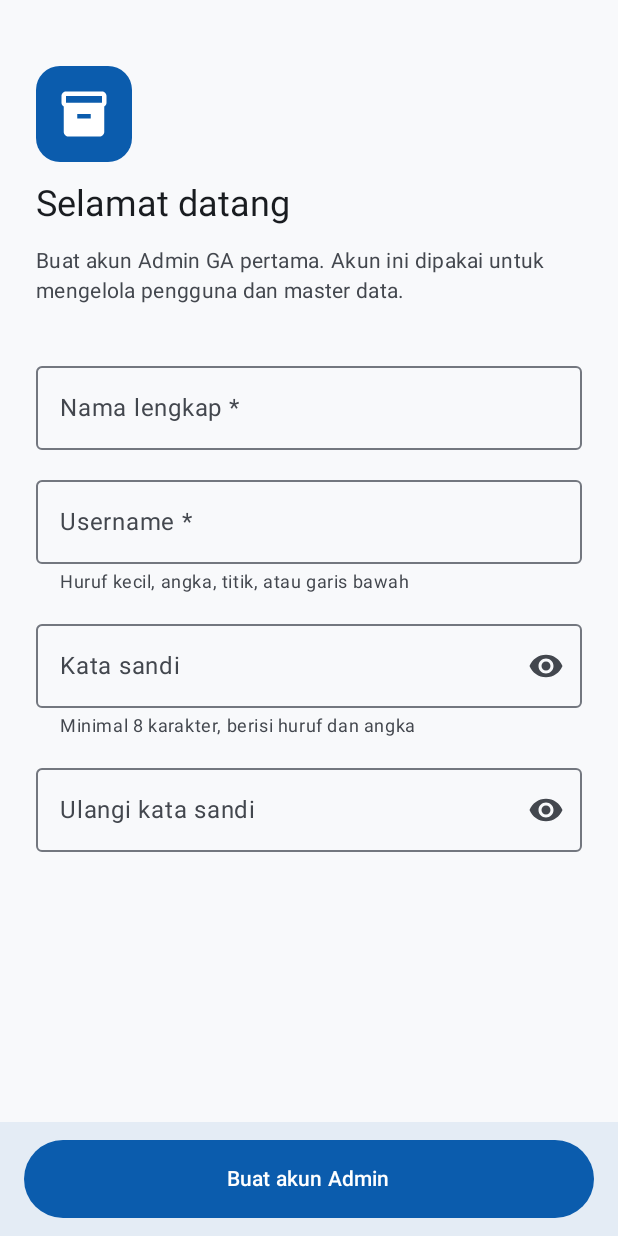
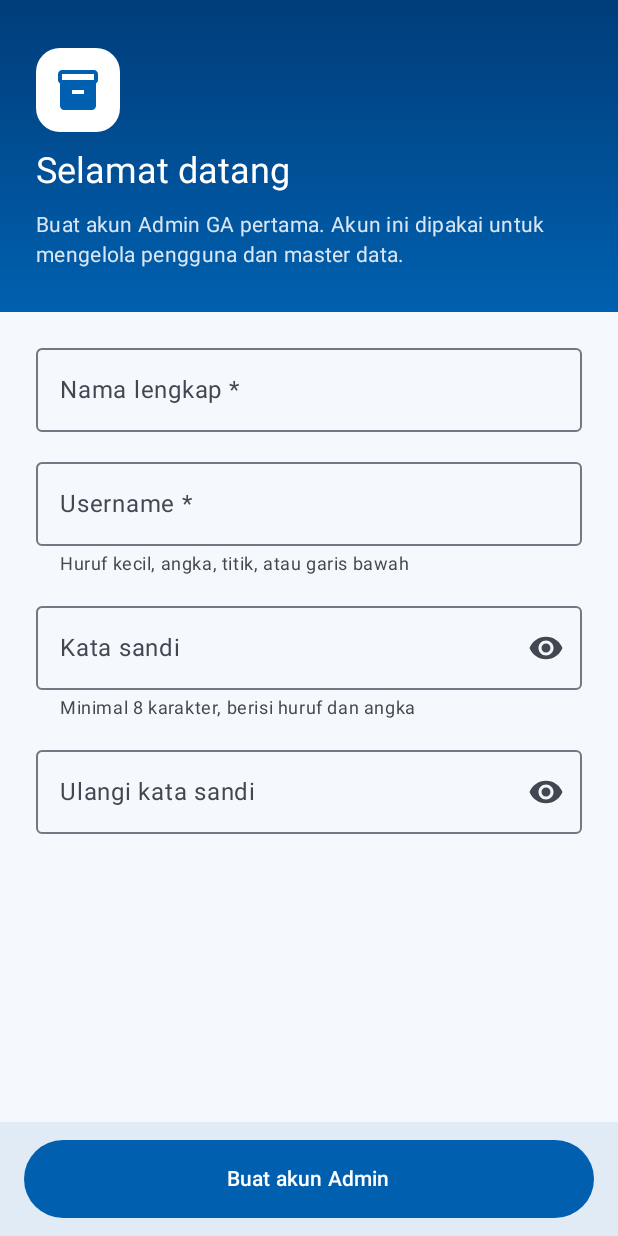
Before and after one commit to Santoo-Bot/Asset-Management, an Android app built with Jetpack Compose: the screen it shows after launch (MainActivity), on a phone screen of 412 x 824 dp. Run offline under Robolectric (Android 15) with nearby library versions, the phone set to English and light mode, and no system bars; our stand-ins replace Dagger/Hilt's generated code, Room's generated code, paging.

Commit message:
Tema bernuansa BCA Life: biru BCA, header biru, ikon launcher
- Palet terang/gelap berbasis biru BCA (#0060AF) dengan navy & biru muda
- TopAppBar biru dengan ikon status bar putih di tema terang
- Header gradasi biru di layar Setup Admin & Login

Co-Authored-By: Claude Opus 5.5 <noreply@anthropic.com>
Claude-Session: https://claude.ai/code/session_01NNiRtm891qgYLC8z4Ge1Wm

```diff
--- a/app/src/main/java/id/perusahaan/asetga/ui/components/Components.kt
+++ b/app/src/main/java/id/perusahaan/asetga/ui/components/Components.kt
@@ -28,6 +28,9 @@ import androidx.compose.material3.OutlinedTextField
 import androidx.compose.material3.Surface
 import androidx.compose.material3.Text
 import androidx.compose.material3.TopAppBar
+import androidx.compose.material3.TopAppBarDefaults
+import id.perusahaan.asetga.ui.theme.AppTheme
+import id.perusahaan.asetga.ui.theme.LightStatusBarIcons
 import androidx.compose.runtime.Composable
 import androidx.compose.runtime.getValue
 import androidx.compose.runtime.mutableStateOf
@@ -51,7 +54,20 @@ fun AppTopBar(
     onBack: (() -> Unit)? = null,
     actions: @Composable () -> Unit = {},
 ) {
+    // Header biru khas BCA di tema terang; di tema gelap memakai permukaan gelap agar tidak menyilaukan.
+    val dark = AppTheme.isDark
+    if (!dark) LightStatusBarIcons()
     TopAppBar(
+        colors = if (dark) {
+            TopAppBarDefaults.topAppBarColors()
+        } else {
+            TopAppBarDefaults.topAppBarColors(
+                containerColor = MaterialTheme.colorScheme.primary,
+                titleContentColor = MaterialTheme.colorScheme.onPrimary,
+                navigationIconContentColor = MaterialTheme.colorScheme.onPrimary,
+                actionIconContentColor = MaterialTheme.colorScheme.onPrimary,
+            )
+        },
         title = { Text(title, maxLines = 1) },
         navigationIcon = {
             if (onBack != null) {
--- a/app/src/main/java/id/perusahaan/asetga/ui/feature/auth/AuthScreens.kt
+++ b/app/src/main/java/id/perusahaan/asetga/ui/feature/auth/AuthScreens.kt
@@ -5,6 +5,7 @@ import androidx.compose.foundation.layout.Arrangement
 import androidx.compose.foundation.layout.Box
 import androidx.compose.foundation.layout.Column
 import androidx.compose.foundation.layout.Spacer
+import androidx.compose.foundation.layout.WindowInsets
 import androidx.compose.foundation.layout.fillMaxSize
 import androidx.compose.foundation.layout.fillMaxWidth
 import androidx.compose.foundation.layout.height
@@ -33,6 +34,8 @@ import androidx.compose.runtime.saveable.rememberSaveable
 import androidx.compose.runtime.setValue
 import androidx.compose.ui.Alignment
 import androidx.compose.ui.Modifier
+import androidx.compose.ui.graphics.Brush
+import androidx.compose.ui.graphics.Color
 import androidx.compose.ui.platform.LocalContext
 import androidx.compose.ui.text.input.ImeAction
 import androidx.compose.ui.text.input.KeyboardType
@@ -48,6 +51,9 @@ import id.perusahaan.asetga.domain.security.CredentialRules.FIELD_USERNAME
 import id.perusahaan.asetga.ui.components.BottomActionBar
 import id.perusahaan.asetga.ui.components.FormTextField
 import id.perusahaan.asetga.ui.components.PasswordField
+import id.perusahaan.asetga.ui.theme.AppTheme
+import id.perusahaan.asetga.ui.theme.BrandColors
+import id.perusahaan.asetga.ui.theme.LightStatusBarIcons
 
 @Composable
 private fun AuthLayout(
@@ -59,33 +65,51 @@ private fun AuthLayout(
     message: String?,
     content: @Composable () -> Unit,
 ) {
-    Scaffold(bottomBar = { BottomActionBar(actionText, onAction, loading = loading, modifier = Modifier.imePadding()) }) { padding ->
+    Scaffold(
+        // Header biru menempati area status bar; inset diatur sendiri oleh BrandHeader & BottomActionBar.
+        contentWindowInsets = WindowInsets(0, 0, 0, 0),
+        bottomBar = { BottomActionBar(actionText, onAction, loading = loading, modifier = Modifier.imePadding()) },
+    ) { padding ->
         Column(
             Modifier
                 .fillMaxSize()
                 .padding(padding)
-                .statusBarsPadding()
-                .verticalScroll(rememberScrollState())
-                .padding(horizontal = 24.dp),
-            verticalArrangement = Arrangement.spacedBy(12.dp),
+                .verticalScroll(rememberScrollState()),
         ) {
-            Spacer(Modifier.height(32.dp))
-            Box(
-                Modifier.size(64.dp).background(MaterialTheme.colorScheme.primary, MaterialTheme.shapes.large),
-                contentAlignment = Alignment.Center,
-            ) {
-                Icon(Icons.Filled.Inventory2, contentDescription = null, tint = MaterialTheme.colorScheme.onPrimary, modifier = Modifier.size(36.dp))
+            BrandHeader(title = title, subtitle = subtitle)
+            Column(Modifier.padding(horizontal = 24.dp), verticalArrangement = Arrangement.spacedBy(12.dp)) {
+                content()
+                if (message != null) {
+                    Text(message, color = MaterialTheme.colorScheme.error, style = MaterialTheme.typography.bodyMedium)
+                }
+                Spacer(Modifier.height(24.dp))
             }
-            Text(title, style = MaterialTheme.typography.headlineSmall)
-            Text(subtitle, style = MaterialTheme.typography.bodyMedium, color = MaterialTheme.colorScheme.onSurfaceVariant)
-            Spacer(Modifier.height(8.dp))
-            content()
-            if (message != null) {
-                Text(message, color = MaterialTheme.colorScheme.error, style = MaterialTheme.typography.bodyMedium)
-            }
-            Spacer(Modifier.height(24.dp))
         }
     }
+}
+
+/** Panel biru bergradasi di bagian atas layar masuk. */
+@Composable
+private fun BrandHeader(title: String, subtitle: String) {
+    if (!AppTheme.isDark) LightStatusBarIcons()
+    Column(
+        Modifier
+            .fillMaxWidth()
+            .background(Brush.verticalGradient(listOf(BrandColors.BcaNavy, BrandColors.BcaBlue)))
+            .statusBarsPadding()
+            .padding(start = 24.dp, end = 24.dp, top = 32.dp, bottom = 28.dp),
+        verticalArrangement = Arrangement.spacedBy(10.dp),
+    ) {
+        Box(
+            Modifier.size(56.dp).background(Color.White, MaterialTheme.shapes.large),
+            contentAlignment = Alignment.Center,
+        ) {
+            Icon(Icons.Filled.Inventory2, contentDescription = null, tint = BrandColors.BcaBlue, modifier = Modifier.size(32.dp))
+        }
+        Text(title, style = MaterialTheme.typography.headlineSmall, color = Color.White)
+        Text(subtitle, style = MaterialTheme.typography.bodyMedium, color = Color.White.copy(alpha = 0.85f))
+    }
+    Spacer(Modifier.height(16.dp))
 }
 
 @Composable
--- /dev/null
+++ b/app/src/main/java/id/perusahaan/asetga/ui/theme/SystemBars.kt
@@ -0,0 +1,35 @@
+package id.perusahaan.asetga.ui.theme
+
+import android.app.Activity
+import android.content.Context
+import android.content.ContextWrapper
+import androidx.compose.runtime.Composable
+import androidx.compose.runtime.DisposableEffect
+import androidx.compose.ui.platform.LocalView
+import androidx.core.view.WindowCompat
+
+private fun Context.findActivity(): Activity? {
+    var ctx: Context? = this
+    while (ctx is ContextWrapper) {
+        if (ctx is Activity) return ctx
+        ctx = ctx.baseContext
+    }
+    return null
+}
+
+/**
+ * Ikon status bar putih selama composable ini tampil (dipakai di atas header biru),
+ * lalu dikembalikan sesuai tema saat layar ditinggalkan.
+ */
+@Composable
+fun LightStatusBarIcons() {
+    val view = LocalView.current
+    val isDark = AppTheme.isDark
+    if (view.isInEditMode) return
+    DisposableEffect(view, isDark) {
+        val window = view.context.findActivity()?.window
+        val controller = window?.let { WindowCompat.getInsetsController(it, view) }
+        controller?.isAppearanceLightStatusBars = false
+        onDispose { controller?.isAppearanceLightStatusBars = !isDark }
+    }
+}
--- a/app/src/main/java/id/perusahaan/asetga/ui/theme/Theme.kt
+++ b/app/src/main/java/id/perusahaan/asetga/ui/theme/Theme.kt
@@ -13,66 +13,73 @@ import androidx.compose.ui.graphics.Color
 import androidx.compose.ui.unit.dp
 import id.perusahaan.asetga.domain.model.ThemeMode
 
+// Palet bernuansa BCA Life: biru BCA sebagai warna utama, navy & biru muda sebagai pendukung.
+object BrandColors {
+    val BcaBlue = Color(0xFF0060AF)
+    val BcaNavy = Color(0xFF003D7A)
+    val BcaSky = Color(0xFF00A0DF)
+}
+
 private val LightColors = lightColorScheme(
-    primary = Color(0xFF0B5CAD),
+    primary = BrandColors.BcaBlue,
     onPrimary = Color.White,
-    primaryContainer = Color(0xFFD5E3FF),
-    onPrimaryContainer = Color(0xFF001B3C),
-    secondary = Color(0xFF4F5F75),
+    primaryContainer = Color(0xFFD7E5FF),
+    onPrimaryContainer = Color(0xFF001A41),
+    secondary = Color(0xFF3D5A80),
     onSecondary = Color.White,
-    secondaryContainer = Color(0xFFD3E4FD),
-    onSecondaryContainer = Color(0xFF0B1C2E),
-    tertiary = Color(0xFF006B5E),
+    secondaryContainer = Color(0xFFDCE7F8),
+    onSecondaryContainer = Color(0xFF0D1E36),
+    tertiary = Color(0xFF00729F),
     onTertiary = Color.White,
-    tertiaryContainer = Color(0xFF9EF2E0),
-    onTertiaryContainer = Color(0xFF00201B),
+    tertiaryContainer = Color(0xFFCDEBFA),
+    onTertiaryContainer = Color(0xFF001E2C),
     error = Color(0xFFBA1A1A),
     errorContainer = Color(0xFFFFDAD6),
     onErrorContainer = Color(0xFF410002),
-    background = Color(0xFFF8F9FB),
-    onBackground = Color(0xFF191C20),
-    surface = Color(0xFFF8F9FB),
-    onSurface = Color(0xFF191C20),
-    surfaceVariant = Color(0xFFDFE2EB),
-    onSurfaceVariant = Color(0xFF43474E),
+    background = Color(0xFFF5F8FC),
+    onBackground = Color(0xFF181C22),
+    surface = Color(0xFFF5F8FC),
+    onSurface = Color(0xFF181C22),
+    surfaceVariant = Color(0xFFDDE3EE),
+    onSurfaceVariant = Color(0xFF424852),
     surfaceContainerLowest = Color.White,
-    surfaceContainerLow = Color(0xFFF2F3F7),
-    surfaceContainer = Color(0xFFECEEF2),
-    surfaceContainerHigh = Color(0xFFE6E8EC),
-    surfaceContainerHighest = Color(0xFFE0E2E7),
-    outline = Color(0xFF73777F),
-    outlineVariant = Color(0xFFC3C6CF),
+    surfaceContainerLow = Color(0xFFEFF3F9),
+    surfaceContainer = Color(0xFFE9EEF6),
+    surfaceContainerHigh = Color(0xFFE3E9F2),
+    surfaceContainerHighest = Color(0xFFDDE4EE),
+    outline = Color(0xFF727884),
+    outlineVariant = Color(0xFFC2C8D3),
 )
 
 private val DarkColors = darkColorScheme(
-    primary = Color(0xFFA7C8FF),
-    onPrimary = Color(0xFF003061),
-    primaryContainer = Color(0xFF004689),
-    onPrimaryContainer = Color(0xFFD5E3FF),
-    secondary = Color(0xFFB7C8E1),
-    onSecondary = Color(0xFF213245),
-    secondaryContainer = Color(0xFF37485C),
-    onSecondaryContainer = Color(0xFFD3E4FD),
-    tertiary = Color(0xFF82D5C4),
-    onTertiary = Color(0xFF003730),
-    tertiaryContainer = Color(0xFF005047),
-    onTertiaryContainer = Color(0xFF9EF2E0),
+    primary = Color(0xFFA9C8FF),
+    onPrimary = Color(0xFF002F65),
+    primaryContainer = Color(0xFF00468E),
+    onPrimaryContainer = Color(0xFFD7E5FF),
+    secondary = Color(0xFFB9C8E4),
+    onSecondary = Color(0xFF23324B),
+    secondaryContainer = Color(0xFF394A66),
+    onSecondaryContainer = Color(0xFFDCE7F8),
+    tertiary = Color(0xFF86D1F5),
+    onTertiary = Color(0xFF003549),
+    tertiaryContainer = Color(0xFF004D69),
+    onTertiaryContainer = Color(0xFFCDEBFA),
     error = Color(0xFFFFB4AB),
     errorContainer = Color(0xFF93000A),
     onErrorContainer = Color(0xFFFFDAD6),
-    background = Color(0xFF111418),
-    onBackground = Color(0xFFE1E2E8),
-    surface = Color(0xFF111418),
-    onSurface = Color(0xFFE1E2E8),
-    surfaceVariant = Color(0xFF43474E),
-    onSurfaceVariant = Color(0xFFC3C6CF),
-    surfaceContainerLowest = Color(0xFF0C0E12),
-    surfaceContainerLow = Color(0xFF191C20),
-    surfaceContainer = Color(0xFF1D2024),
-    surfaceContainerHigh = Color(0xFF272A2F),
-    surfaceContainerHighest = Color(0xFF32353A),
-    outline = Color(0xFF8D9199),
-    outlineVariant = Color(0xFF43474E),
+    background = Color(0xFF0F141B),
+    onBackground = Color(0xFFDFE3EA),
+    surface = Color(0xFF0F141B),
+    onSurface = Color(0xFFDFE3EA),
+    surfaceVariant = Color(0xFF424852),
+    onSurfaceVariant = Color(0xFFC2C8D3),
+    surfaceContainerLowest = Color(0xFF0A0E14),
+    surfaceContainerLow = Color(0xFF171C23),
+    surfaceContainer = Color(0xFF1B2028),
+    surfaceContainerHigh = Color(0xFF262B33),
+    surfaceContainerHighest = Color(0xFF31363E),
+    outline = Color(0xFF8C929D),
+    outlineVariant = Color(0xFF424852),
 )
 
 /** Warna status (sukses/peringatan/bahaya) yang konsisten di terang & gelap. */
@@ -101,6 +108,7 @@ private val DarkStatus = StatusColors(
 )
 
 val LocalStatusColors = staticCompositionLocalOf { LightStatus }
+val LocalIsDarkTheme = staticCompositionLocalOf { false }
 
 private val AppShapes = Shapes(
     small = RoundedCornerShape(8.dp),
@@ -115,7 +123,10 @@ fun AsetGaTheme(themeMode: ThemeMode = ThemeMode.SYSTEM, content: @Composable ()
         ThemeMode.LIGHT -> false
         ThemeMode.DARK -> true
     }
-    androidx.compose.runtime.CompositionLocalProvider(LocalStatusColors provides if (dark) DarkStatus else LightStatus) {
+    androidx.compose.runtime.CompositionLocalProvider(
+        LocalStatusColors provides if (dark) DarkStatus else LightStatus,
+        LocalIsDarkTheme provides dark,
+    ) {
         MaterialTheme(
             colorScheme = if (dark) DarkColors else LightColors,
             shapes = AppShapes,
@@ -127,4 +138,6 @@ fun AsetGaTheme(themeMode: ThemeMode = ThemeMode.SYSTEM, content: @Composable ()
 object AppTheme {
     val status: StatusColors
         @Composable get() = LocalStatusColors.current
+    val isDark: Boolean
+        @Composable get() = LocalIsDarkTheme.current
 }
--- a/app/src/main/res/drawable/ic_launcher_foreground.xml
+++ b/app/src/main/res/drawable/ic_launcher_foreground.xml
@@ -10,6 +10,6 @@
         android:fillType="evenOdd"
         android:pathData="M54,30L76,41L76,67L54,78L32,67L32,41Z M54,35.5L37.5,43.7L54,52L70.5,43.7Z M36,47L36,64.5L52,72.5L52,55Z M72,47L56,55L56,72.5L72,64.5Z" />
     <path
-        android:fillColor="#FF0B5CAD"
+        android:fillColor="#FF0060AF"
         android:pathData="M58.5,62.5l3,3l6.5,-6.5l-1.8,-1.8l-4.7,4.7l-1.2,-1.2z" />
 </vector>
--- a/app/src/main/res/values-night/colors.xml
+++ b/app/src/main/res/values-night/colors.xml
@@ -1,4 +1,4 @@
 <?xml version="1.0" encoding="utf-8"?>
 <resources>
-    <color name="splash_bg">#FF111418</color>
+    <color name="splash_bg">#FF0F141B</color>
 </resources>
--- a/app/src/main/res/values/colors.xml
+++ b/app/src/main/res/values/colors.xml
@@ -1,5 +1,5 @@
 <?xml version="1.0" encoding="utf-8"?>
 <resources>
-    <color name="splash_bg">#FFF8F9FB</color>
-    <color name="ic_launcher_background">#FF0B5CAD</color>
+    <color name="splash_bg">#FFF5F8FC</color>
+    <color name="ic_launcher_background">#FF0060AF</color>
 </resources>
```
